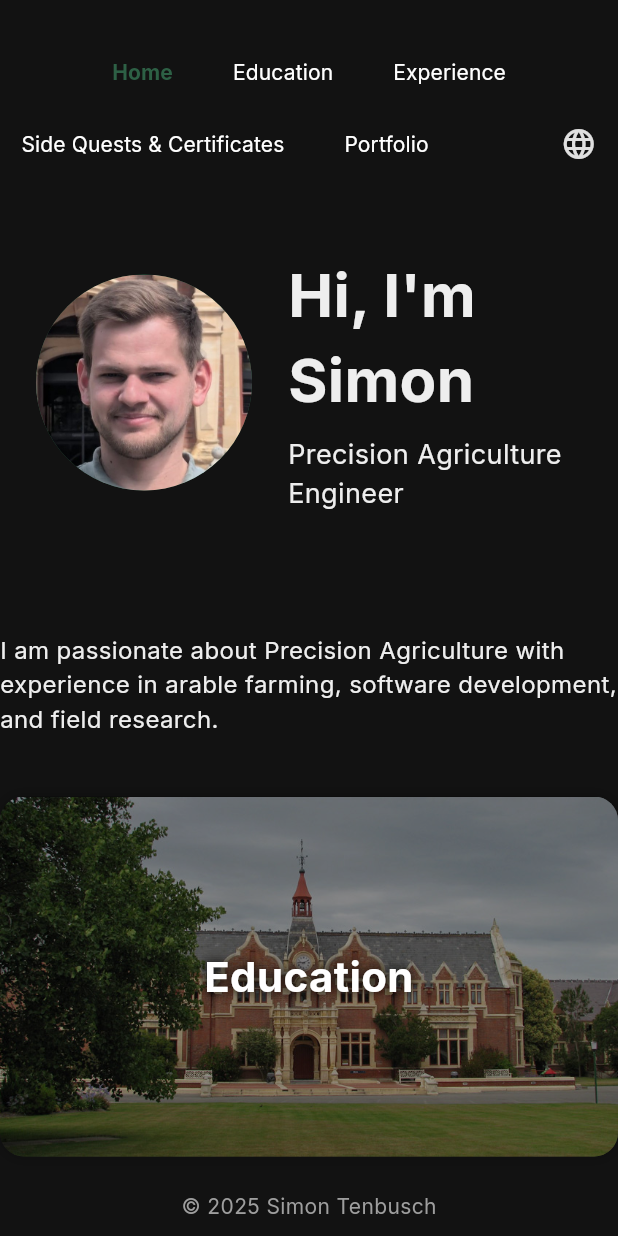
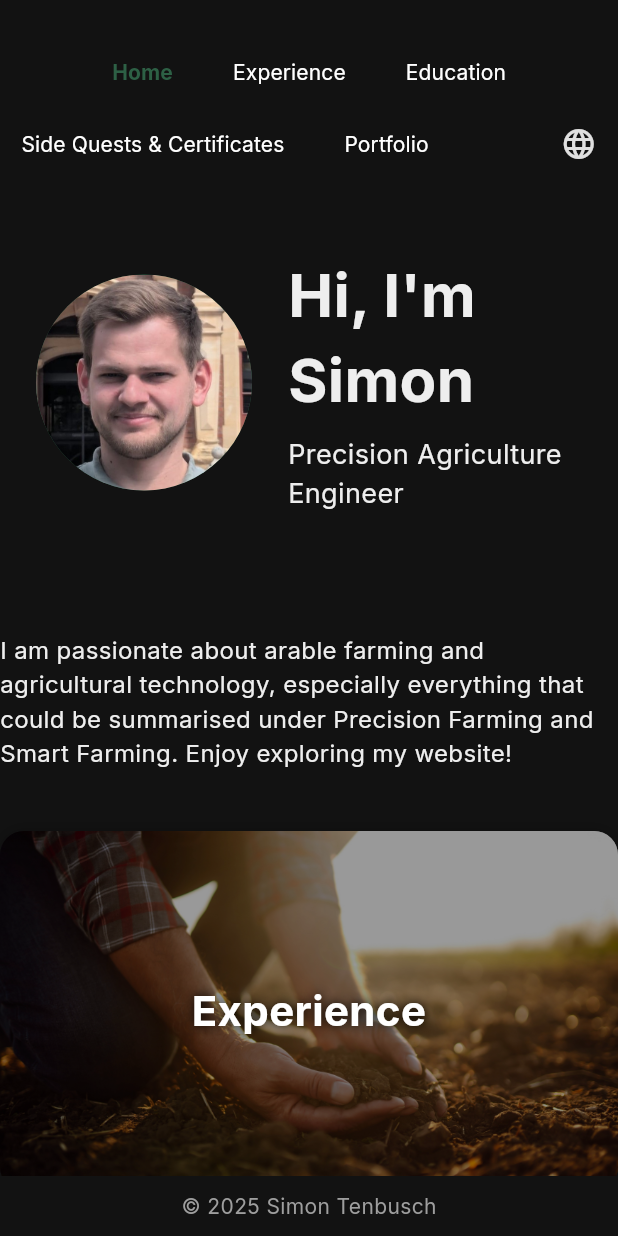
Before and after one commit to tenbuschs/st_cv_website, a Flutter app: the screen it shows once a user with an empty profile is signed in, on a phone screen of 412 x 824 dp. Run offline on Flutter 3.47's test engine with Material 3 defaults, Android fonts, the light colour scheme and no system bars; our stand-ins replace firebase_auth, firebase_core, flutter_linkify, flutter_map, font_awesome_flutter, google_fonts and 1 more; missing offline and left inert: flutter_map_marker_popup, universal_html; accounts and stored records are empty; network calls fail.

Commit message:
rearrange experience tile and navbar

```diff
--- a/lib/home.dart
+++ b/lib/home.dart
@@ -29,24 +29,24 @@ class HomePage extends StatelessWidget {
             children: [
               // About Me
               Text(
-                isGerman
-                    ? 'Ich bin ein leidenschaftlicher Spezialist für Präzisionslandwirtschaft mit Erfahrung in Datenanalyse, R und GIS.'
-                    : 'I am passionate about Precision Agriculture with experience in arable farming, software development, and field research.',
+                AppLocalizations.of(context)!.aboutMe,
                 style: GoogleFonts.inter(fontSize: 16),
               ),
               const SizedBox(height: 32),
 
               // Navigation Tiles
               _NavTile(
-                title: isGerman ? 'Ausbildung' : 'Education',
+                title: AppLocalizations.of(context)!.experience,
+                imagePath: 'lib/assets/experience.jpg',
+              ),
+              const SizedBox(height: 16),
+
+              _NavTile(
+                title: AppLocalizations.of(context)!.education,
                 imagePath: 'lib/assets/education.jpeg',
               ),
               const SizedBox(height: 16),
-              _NavTile(
-                title: isGerman ? 'Berufserfahrung' : 'Experience',
-                imagePath: 'lib/assets/experience.jpg',
-              ),
-              const SizedBox(height: 16),
+
               _NavTile(
                 title: AppLocalizations.of(context)!.volunteering,
                 imagePath: 'lib/assets/volunteering.jpg',
--- a/lib/l10n/app_de.arb
+++ b/lib/l10n/app_de.arb
@@ -4,6 +4,7 @@
   "profession": "Ingenieur für Präzisionslandwirtschaft",
   "loginDescription": "Bitte melden Sie sich an, um mein Profil zu sehen.",
   "loginFailed": "Login fehlgeschlagen. Bitte versuchen Sie es erneut.",
+  "aboutMe": "Meine Leidenschaft gilt dem Ackerbau und der Agrartechnik, insbesondere allem, was man unter Precision Farming und Smart Farming zusammenfassen kann. Viel Spaß beim Stöbern auf meiner Website!",
   "experience": "Berufserfahrung",
   "education": "Ausbildung",
   "volunteering": "Nebenmissionen & Fleißbienchen",
--- a/lib/l10n/app_en.arb
+++ b/lib/l10n/app_en.arb
@@ -4,6 +4,7 @@
   "profession": "Precision Agriculture Engineer",
   "loginDescription": "Please log in to see my profile.",
   "loginFailed": "Login failed. Check username and password.",
+  "aboutMe": "I am passionate about arable farming and agricultural technology, especially everything that could be summarised under Precision Farming and Smart Farming. Enjoy exploring my website!",
   "experience": "Experience",
   "education": "Education",
   "volunteering": "Side Quests & Certificates",
--- a/lib/l10n/app_localizations.dart
+++ b/lib/l10n/app_localizations.dart
@@ -118,6 +118,12 @@ abstract class AppLocalizations {
   /// In en, this message translates to:
   /// **'Login failed. Check username and password.'**
   String get loginFailed;
+
+  /// No description provided for @aboutMe.
+  ///
+  /// In en, this message translates to:
+  /// **'I am passionate about arable farming and agricultural technology, especially everything that could be summarised under Precision Farming and Smart Farming. Enjoy exploring my website!'**
+  String get aboutMe;
 
   /// No description provided for @experience.
   ///
--- a/lib/l10n/app_localizations_de.dart
+++ b/lib/l10n/app_localizations_de.dart
@@ -19,6 +19,9 @@ class AppLocalizationsDe extends AppLocalizations {
 
   @override
   String get loginFailed => 'Login fehlgeschlagen. Bitte versuchen Sie es erneut.';
+
+  @override
+  String get aboutMe => 'Meine Leidenschaft gilt dem Ackerbau und der Agrartechnik, insbesondere allem, was man unter Precision Farming und Smart Farming zusammenfassen kann. Viel Spaß beim Stöbern auf meiner Website!';
 
   @override
   String get experience => 'Berufserfahrung';
--- a/lib/l10n/app_localizations_en.dart
+++ b/lib/l10n/app_localizations_en.dart
@@ -19,6 +19,9 @@ class AppLocalizationsEn extends AppLocalizations {
 
   @override
   String get loginFailed => 'Login failed. Check username and password.';
+
+  @override
+  String get aboutMe => 'I am passionate about arable farming and agricultural technology, especially everything that could be summarised under Precision Farming and Smart Farming. Enjoy exploring my website!';
 
   @override
   String get experience => 'Experience';
--- a/lib/main_layout.dart
+++ b/lib/main_layout.dart
@@ -52,6 +52,24 @@ class MainLayout extends StatelessWidget {
               ),
               TextButton(
                 onPressed:
+                    () =>
+                    Navigator.pushReplacementNamed(context, '/experience'),
+                child: Text(
+                  AppLocalizations.of(context)!.experience,
+                  style: TextStyle(
+                    color:
+                    currentRoute == '/experience'
+                        ? Color(0xFF2D6045)
+                        : Colors.white,
+                    fontWeight:
+                    currentRoute == '/experience'
+                        ? FontWeight.bold
+                        : FontWeight.normal,
+                  ),
+                ),
+              ),
+              TextButton(
+                onPressed:
                     () => Navigator.pushReplacementNamed(context, '/education'),
                 child: Text(
                   AppLocalizations.of(context)!.education,
@@ -62,24 +80,6 @@ class MainLayout extends StatelessWidget {
                             : Colors.white,
                     fontWeight:
                         currentRoute == '/education'
-                            ? FontWeight.bold
-                            : FontWeight.normal,
-                  ),
-                ),
-              ),
-              TextButton(
-                onPressed:
-                    () =>
-                        Navigator.pushReplacementNamed(context, '/experience'),
-                child: Text(
-                  AppLocalizations.of(context)!.experience,
-                  style: TextStyle(
-                    color:
-                        currentRoute == '/experience'
-                            ? Color(0xFF2D6045)
-                            : Colors.white,
-                    fontWeight:
-                        currentRoute == '/experience'
                             ? FontWeight.bold
                             : FontWeight.normal,
                   ),
```
